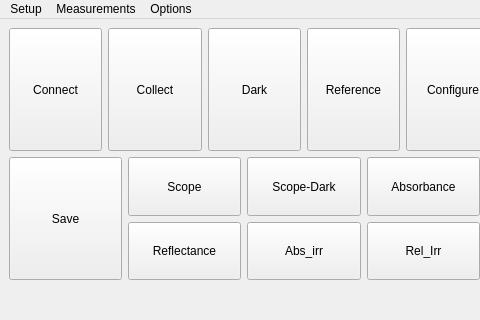
The window that Gui.ui (McNut55555/field_kit) describes before a commit, drawn with Qt 5; both pictures show x 0 to 480 and y 0 to 320 of the 608 by 568 pixel window.
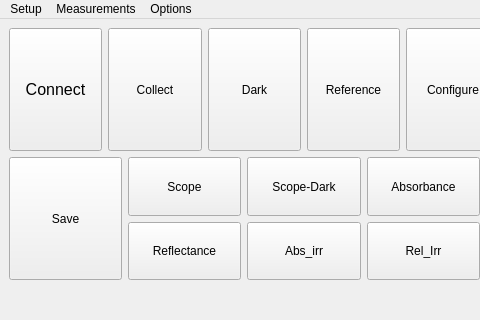
The same window after the commit. Icons and pictures are not drawn. Custom widgets are drawn as their Qt base class.

```diff
--- a/Gui.ui
+++ b/Gui.ui
@@ -31,6 +31,11 @@
                 <verstretch>0</verstretch>
                </sizepolicy>
               </property>
+              <property name="font">
+               <font>
+                <pointsize>12</pointsize>
+               </font>
+              </property>
               <property name="text">
                <string>Connect</string>
               </property>
```
